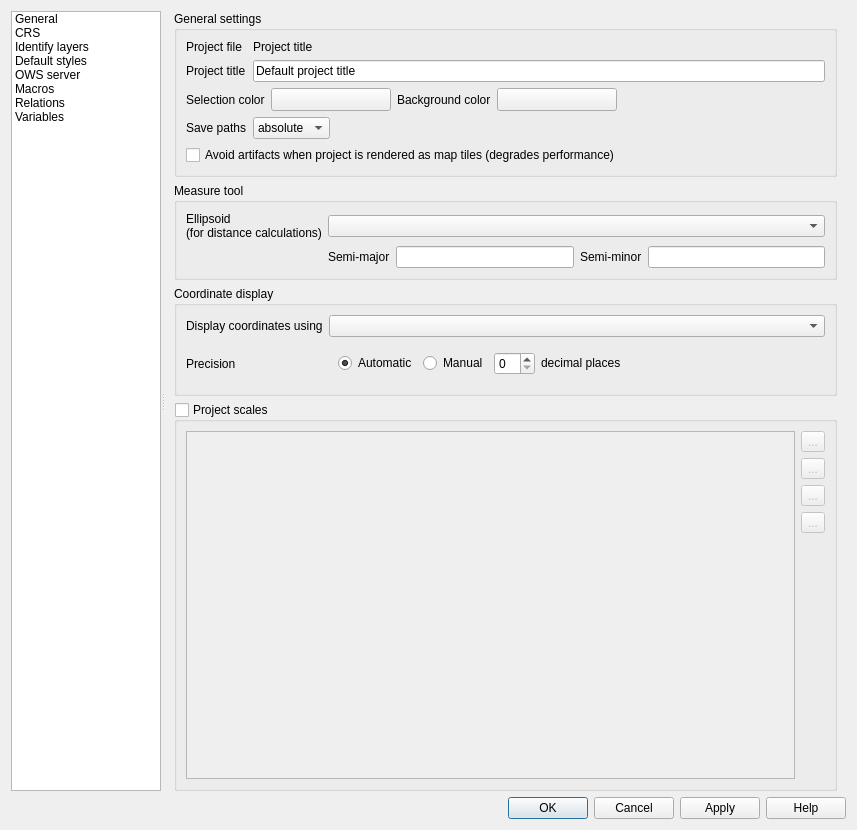
Qt form src/ui/qgsprojectpropertiesbase.ui (qgis/QGIS) before a commit.
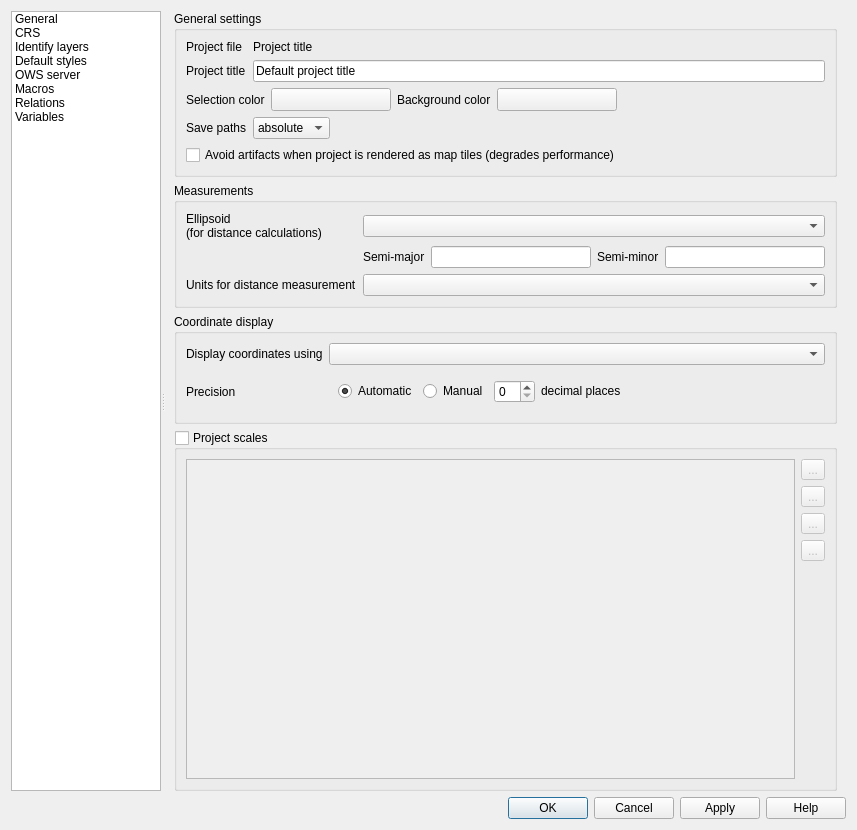
The same form after that commit. Icons and pictures are not drawn. Custom widgets are drawn as their Qt base class.

Commit message: Fix project unit confusion (pt 2): add project distance unit setting

Patch:
```diff
--- a/src/ui/qgsprojectpropertiesbase.ui
+++ b/src/ui/qgsprojectpropertiesbase.ui
@@ -471,13 +471,13 @@
                <item>
                 <widget class="QgsCollapsibleGroupBox" name="btnGrpMeasureEllipsoid">
                  <property name="title">
-                  <string>Measure tool</string>
+                  <string>Measurements</string>
                  </property>
                  <property name="syncGroup" stdset="0">
                   <string notr="true">projgeneral</string>
                  </property>
                  <layout class="QGridLayout" name="gridLayoutMeasureTool">
-                  <item row="1" column="0">
+                  <item row="0" column="0">
                    <widget class="QLabel" name="textLabel1_8">
                     <property name="text">
                      <string>Ellipsoid
@@ -485,29 +485,39 @@
                     </property>
                    </widget>
                   </item>
-                  <item row="2" column="1">
+                  <item row="1" column="4">
+                   <widget class="QLineEdit" name="leSemiMinor"/>
+                  </item>
+                  <item row="2" column="1" colspan="4">
+                   <widget class="QComboBox" name="mDistanceUnitsCombo"/>
+                  </item>
+                  <item row="1" column="2">
+                   <widget class="QLineEdit" name="leSemiMajor"/>
+                  </item>
+                  <item row="0" column="1" colspan="4">
+                   <widget class="QComboBox" name="cmbEllipsoid"/>
+                  </item>
+                  <item row="2" column="0">
+                   <widget class="QLabel" name="label_28">
+                    <property name="text">
+                     <string>Units for distance measurement</string>
+                    </property>
+                   </widget>
+                  </item>
+                  <item row="1" column="1">
                    <widget class="QLabel" name="label_41">
                     <property name="text">
                      <string>Semi-major</string>
                     </property>
                    </widget>
                   </item>
-                  <item row="2" column="2">
-                   <widget class="QLineEdit" name="leSemiMajor"/>
-                  </item>
-                  <item row="2" column="4">
-                   <widget class="QLineEdit" name="leSemiMinor"/>
-                  </item>
-                  <item row="2" column="3">
+                  <item row="1" column="3">
                    <widget class="QLabel" name="label_42">
                     <property name="text">
                      <string>Semi-minor</string>
                     </property>
                    </widget>
                   </item>
-                  <item row="1" column="1" colspan="4">
-                   <widget class="QComboBox" name="cmbEllipsoid"/>
-                  </item>
                  </layout>
                 </widget>
                </item>
```
Left out of the diff: 1 changed line with no effect on the pictures. The commit also changes 19 other files.
